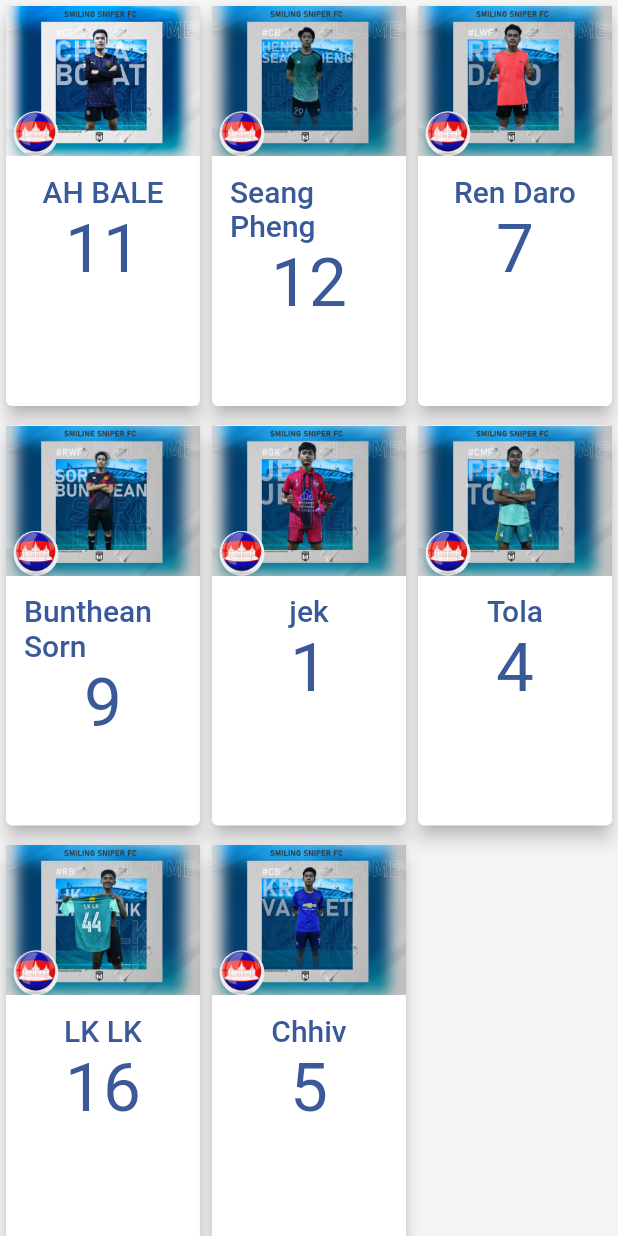
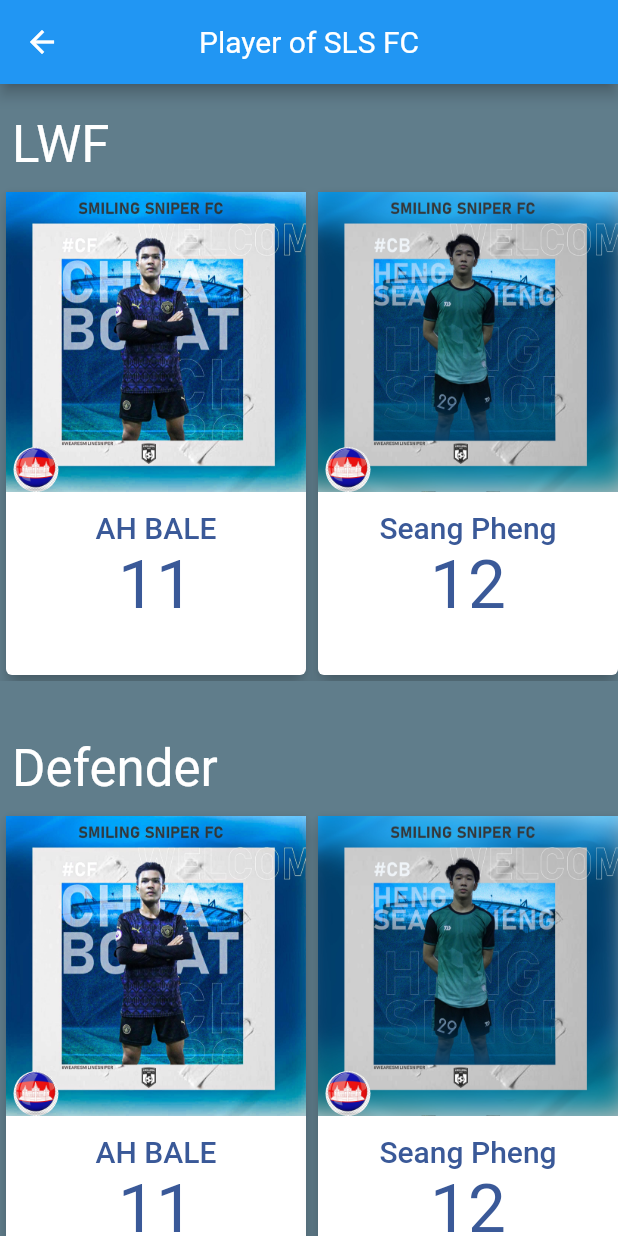
Before and after one commit to RathDev/smiling-sniper-fc-app, a Flutter app: the screen it shows after launch, after a tap on "Our Player", on a phone screen of 412 x 824 dp. Run offline on Flutter 3.47's test engine with Material 2 defaults, Android fonts, the phone set to English and light mode, and no system bars; our stand-ins replace carousel_slider.

Commit message:
update app

```diff
--- a/lib/main.dart
+++ b/lib/main.dart
@@ -19,7 +19,7 @@ class _SplashScreenState extends State<SplashScreen> {
       Navigator.push(
         context,
         MaterialPageRoute(
-          builder: (context) => Bottomnavigations(),
+          builder: (context) => BottomNavigation(),
         ),
       );
     });
--- a/lib/model/images/list_of_image.dart
+++ b/lib/model/images/list_of_image.dart
@@ -1,49 +1,104 @@
 class ListOfImage {
   String imgUrl;
   String number;
-  String name;
+  String name,age,playerHeight,playerWeight,dateOfBirth,position;
 
-  ListOfImage({this.imgUrl, this.name, this.number});
+  ListOfImage({this.imgUrl, this.number, this.name, this.age, this.playerHeight,
+    this.playerWeight, this.dateOfBirth,this.position});
+
+
 }
 
-final ListOfImageData = [
+final listOfImageData = [
+
+
   ListOfImage(
     imgUrl: 'assets/img/player-rath.jpg',
     name: 'AH BALE',
     number: '11',
+    age: '21',
+    playerHeight: '1.68',
+    playerWeight: '57Kg',
+    dateOfBirth: '20/09/2000',
+    position: 'AMF'
+
   ),
   ListOfImage(
     imgUrl: 'assets/img/player-pheng.jpg',
     name: 'Seang Pheng',
     number: '12',
+      age: '22',
+      playerHeight: '1.75',
+      playerWeight: '61Kg',
+      dateOfBirth: '10/09/2000',
+      position: 'CB'
+
   ),
   ListOfImage(
     imgUrl: 'assets/img/player-ro.jpg',
     name: 'Ren Daro',
     number: '7',
+      age: '21',
+      playerHeight: '1.98',
+      playerWeight: '89Kg',
+      dateOfBirth: '09/09/2000',
+      position: 'LWF',
+
   ),
   ListOfImage(
       imgUrl: 'assets/img/player-bunthean.jpg',
       name: 'Bunthean Sorn',
-      number: '9'),
+      number: '9',
+      age: '21',
+      playerHeight: '1.56',
+      playerWeight: '55Kg',
+      dateOfBirth: '45/09/2000',
+      position: 'RWF',
+
+  ),
+
   ListOfImage(
     imgUrl: 'assets/img/player-jek.jpg',
     name: 'jek',
     number: '1',
+      age: '21',
+      playerHeight: '1.68',
+      playerWeight: '57Kg',
+      dateOfBirth: '20/09/2000',
+      position: 'GK'
+
   ),
   ListOfImage(
     imgUrl: 'assets/img/player-tola.jpg',
     name: 'Tola',
     number: '4',
+      age: '21',
+      playerHeight: '1.68',
+      playerWeight: '57Kg',
+      dateOfBirth: '20/09/2000',
+      position: 'DMF'
+
   ),
   ListOfImage(
     imgUrl: 'assets/img/player-lik.jpg',
     name: 'LK LK',
     number: '16',
+      age: '21',
+      playerHeight: '1.68',
+      playerWeight: '57Kg',
+      dateOfBirth: '20/09/2000',
+      position: 'RB',
+
   ),
   ListOfImage(
     imgUrl: 'assets/img/player-net.jpg',
     name: 'Chhiv',
     number: '5',
+      age: '21',
+      playerHeight: '1.68',
+      playerWeight: '57Kg',
+      dateOfBirth: '20/09/2000',
+      position: 'CB'
+
   ),
 ];
--- a/lib/ui/bottom_navigation_page/bottomnavigations.dart
+++ b/lib/ui/bottom_navigation_page/bottomnavigations.dart
@@ -1,15 +1,14 @@
 import 'package:flutter/cupertino.dart';
 import 'package:flutter/material.dart';
-import 'package:smiling_sniper_fc_app/config/app_color.dart';
 import 'file:///E:/workspace/smiling-sniper-fc-app/lib/ui/home_screen.dart';
 import 'package:smiling_sniper_fc_app/ui/bottom_navigation_page/profile_view.dart';
 
-class Bottomnavigations extends StatefulWidget {
+class BottomNavigation extends StatefulWidget {
   @override
-  _BottomnavigationsState createState() => _BottomnavigationsState();
+  _BottomNavigationState createState() => _BottomNavigationState();
 }
 
-class _BottomnavigationsState extends State<Bottomnavigations> {
+class _BottomNavigationState extends State<BottomNavigation> {
   int _currentIndex = 0;
   final List<Widget> _children = [
     HomeScreen(),
@@ -33,10 +32,10 @@ class _BottomnavigationsState extends State<Bottomnavigations> {
         items: [
           BottomNavigationBarItem(
             icon: new Icon(Icons.home),
-            title: new Text('Home'),
+            label: 'Home',
           ),
           BottomNavigationBarItem(
-              icon: Icon(Icons.person), title: Text('Profile'))
+              icon: Icon(Icons.person), label:'Profile'),
         ],
       ),
     );
--- a/lib/ui/view/our_player/our_player_screen.dart
+++ b/lib/ui/view/our_player/our_player_screen.dart
@@ -1,5 +1,7 @@
 import 'package:flutter/material.dart';
+import 'package:smiling_sniper_fc_app/config/app_color.dart';
 import 'package:smiling_sniper_fc_app/model/images/list_of_image.dart';
+import 'package:smiling_sniper_fc_app/ui/view/our_player/player_detail.dart';
 import 'package:smiling_sniper_fc_app/widget/player_card/player_card.dart';
 
 class OurPlayer extends StatefulWidget {
@@ -10,23 +12,116 @@ class OurPlayer extends StatefulWidget {
 class _OurPlayerState extends State<OurPlayer> {
   @override
   Widget build(BuildContext context) {
-    double width = MediaQuery.of(context).size.width;
-    double height = MediaQuery.of(context).size.height;
-    return Scaffold(
-      body: Container(
-        color: Colors.grey[100],
+    return SafeArea(
+      child: Scaffold(
+        appBar: AppBar(
+          title: Text(
+            'Player of SLS FC',
+            style: Theme.of(context).textTheme.headline6.copyWith(
+                  color: AppColor.light,
+                  fontWeight: FontWeight.w400,
+                ),
+          ),
+          centerTitle: true,
+        ),
+        body: SingleChildScrollView(
+          child: Container(
+            padding: EdgeInsets.symmetric(vertical: 12),
+            color: Colors.blueGrey,
             child: Column(
+              crossAxisAlignment: CrossAxisAlignment.start,
               children: [
-           Expanded(
-             child: GridView.builder(
-               itemCount: ListOfImageData.length,
-               gridDelegate: new SliverGridDelegateWithFixedCrossAxisCount(
-                 crossAxisCount: 3,
-                 mainAxisSpacing: 5,
-                 childAspectRatio: (width / 6) / (height / 6),
+                Padding(
+                  padding: const EdgeInsets.all(8.0),
+                  child: Text(
+                    'LWF',
+                    style: Theme.of(context).textTheme.headline4.copyWith(
+                        color: AppColor.light, fontWeight: FontWeight.w400),
                   ),
-               itemBuilder: (context,index){
-                 ListOfImage items=ListOfImageData[index];
+                ),
+                Container(
+                  height: 330,
+                  child: ListView.builder(
+                    scrollDirection: Axis.horizontal,
+                    itemCount: listOfImageData.length,
+                    itemBuilder: (context, index) {
+                      ListOfImage items = listOfImageData[index];
+                      return PlayerCard(
+                        imgUrl: items.imgUrl,
+                        name: items.name,
+                        number: items.number,
+                      );
+                    },
+                  ),
+                ),
+                SizedBox(
+                  height: 30,
+                ),
+                Padding(
+                  padding: const EdgeInsets.all(8.0),
+                  child: Text(
+                    'Defender',
+                    style: Theme.of(context).textTheme.headline4.copyWith(
+                          color: AppColor.light,
+                          fontWeight: FontWeight.w400,
+                        ),
+                  ),
+                ),
+                Container(
+                  height: 330,
+                  child: ListView.builder(
+                    scrollDirection: Axis.horizontal,
+                    itemCount: listOfImageData.length,
+                    itemBuilder: (context, index) {
+                      ListOfImage items = listOfImageData[index];
+                      return InkWell(
+                        onTap: () {
+                          Navigator.push(
+                            context,
+                            MaterialPageRoute(
+                              builder: (context) => PlayerDetail(
+                                imgUrl: items.imgUrl,
+                                playerWeight: items.playerWeight,
+                                playerHeight: items.playerHeight,
+                                dateOfBirth: items.dateOfBirth,
+                                age: items.age,
+                                position: items.position,
+                                name: items.name,
+                                number: items.number,
+
+                              ),
+                            ),
+                          );
+                        },
+                        child: PlayerCard(
+                          imgUrl: items.imgUrl,
+                          name: items.name,
+                          number: items.number,
+                        ),
+                      );
+                    },
+                  ),
+                ),
+                SizedBox(
+                  height: 30,
+                ),
+                Padding(
+                  padding: const EdgeInsets.all(8.0),
+                  child: Text(
+                    'CMF',
+                    style: Theme.of(context).textTheme.headline4.copyWith(
+                          color: AppColor.light,
+                          fontWeight: FontWeight.w400,
+                        ),
+                  ),
+                ),
+                Container(
+                  height: 330,
+                  child: ListView.builder(
+                    scrollDirection: Axis.horizontal,
+                    itemCount: listOfImageData.length,
+                    itemBuilder: (context, index) {
+                      ListOfImage items = listOfImageData[index];
                       return PlayerCard(
                         imgUrl: items.imgUrl,
                         name: items.name,
@@ -38,6 +133,8 @@ class _OurPlayerState extends State<OurPlayer> {
               ],
             ),
           ),
+        ),
+      ),
     );
   }
 }
--- a/lib/widget/player_card/player_card.dart
+++ b/lib/widget/player_card/player_card.dart
@@ -2,7 +2,7 @@ import 'package:flutter/material.dart';
 import 'package:smiling_sniper_fc_app/config/app_color.dart';
 
 class PlayerCard extends StatelessWidget {
-  String imgUrl, number, name;
+  final String imgUrl, number, name;
 
   PlayerCard({this.imgUrl, this.number, this.name});
 
@@ -16,7 +16,9 @@ class PlayerCard extends StatelessWidget {
             children: [
               Image.asset(
                 imgUrl,
-                fit: BoxFit.fitHeight,
+                fit: BoxFit.cover,
+                width: 200,
+                height: 200,
               ),
               Positioned(
                 bottom: 0,
@@ -28,10 +30,7 @@ class PlayerCard extends StatelessWidget {
                         image: new DecorationImage(
                           fit: BoxFit.fill,
                           image: AssetImage('assets/img/flag.jpg'),
-                         // image: new NetworkImage(
-                         //     "https://i.imgur.com/BoN9kdC.png")
-                     )
-                 )),
+                        ))),
                 //    child: Image.asset('assets/img/flag.jpg',width: 40,),
                 // //  child: Image.network('https://cdn2.vectorstock.com/i/thumb-large/91/91/flag-cambodia-accurate-dimensions-element-vector-25819191.jpg',width: 30,),
               ),
@@ -48,10 +47,13 @@ class PlayerCard extends StatelessWidget {
                   .copyWith(color: AppColor.secondary),
             ),
           ),
-          Text(number,style: Theme.of(context)
+          Text(
+            number,
+            style: Theme.of(context)
                 .textTheme
                 .headline3
-              .copyWith(color: AppColor.secondary),),
+                .copyWith(color: AppColor.secondary),
+          ),
         ],
       ),
     );
--- a/lib/widget/slider_image/slider_image.dart
+++ b/lib/widget/slider_image/slider_image.dart
@@ -1,14 +1,11 @@
 import 'package:carousel_slider/carousel_slider.dart';
 import 'package:flutter/material.dart';
-import 'package:smiling_sniper_fc_app/model/images/list_of_image.dart';
+import 'package:smiling_sniper_fc_app/model/images/list_of_image_slide.dart';
 
 class MyCarouselWithDot<T> extends StatefulWidget {
-  // final List<T> images;
   final double height;
   final double aspectRatio;
-
   MyCarouselWithDot({
-    // this.images,
     this.height = 120,
     this.aspectRatio = 16 / 9,
   });
@@ -26,10 +23,9 @@ class _MyCarouselWithDotState extends State<MyCarouselWithDot> {
     return Stack(
       children: [
         CarouselSlider.builder(
-          itemCount: ListOfImageData.length,
+          itemCount: listOfImageSlideData.length,
           options: CarouselOptions(
             height: widget.height,
-           // aspectRatio: widget.aspectRatio,
             viewportFraction: 1,
             enlargeCenterPage: true,
             autoPlay: true,
@@ -40,7 +36,7 @@ class _MyCarouselWithDotState extends State<MyCarouselWithDot> {
             },
           ),
           itemBuilder: (context, index) {
-            ListOfImage item = ListOfImageData[index];
+            ListOfImageSlide item = listOfImageSlideData[index];
 
             return ClipRRect(
               borderRadius: BorderRadius.circular(4),
@@ -57,8 +53,8 @@ class _MyCarouselWithDotState extends State<MyCarouselWithDot> {
           right: 12,
           child: Row(
             mainAxisAlignment: MainAxisAlignment.center,
-            children: ListOfImageData.map((img) {
-              int index = ListOfImageData.indexOf(img);
+            children: listOfImageSlideData.map((img) {
+              int index = listOfImageSlideData.indexOf(img);
 
               return Container(
                 width: 6.0,
```
Also changed, not shown: lib/model/images/list_of_image_slide.dart (added, +29 -0 lines), lib/ui/view/our_player/player_detail.dart (added, +39 -0 lines), lib/widget/button/general_button.dart (+4 -4 lines), lib/widget/player_card/player_detail_card.dart (added, +198 -0 lines), assets/img/cover-smilingsniper.jpg (added), 45 other files. Lines whose indentation alone changed are shown as unchanged.
